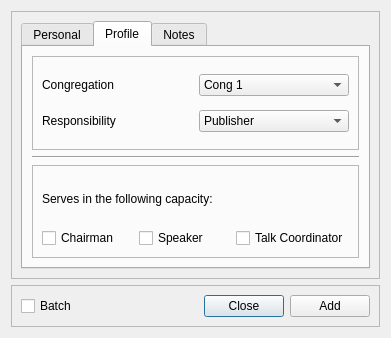
First picture: the form in pyTalkManager/gui/AddBrotherWindow.ui, repository JoelMon/pyTalkManager, before the edit.
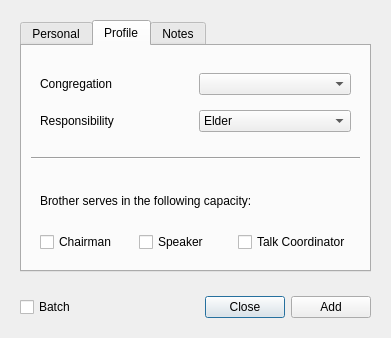
Second picture: the form after the edit. The open tabs and pages were chosen to show the change.

Patch:
```diff
--- a/pyTalkManager/gui/AddBrotherWindow.ui
+++ b/pyTalkManager/gui/AddBrotherWindow.ui
@@ -17,10 +17,10 @@
    <item row="0" column="0">
     <widget class="QFrame" name="frame_7">
      <property name="frameShape">
-      <enum>QFrame::StyledPanel</enum>
+      <enum>QFrame::NoFrame</enum>
      </property>
      <property name="frameShadow">
-      <enum>QFrame::Raised</enum>
+      <enum>QFrame::Plain</enum>
      </property>
      <layout class="QVBoxLayout" name="verticalLayout">
       <item>
@@ -136,10 +136,10 @@
           <item row="0" column="0">
            <widget class="QFrame" name="frame_4">
             <property name="frameShape">
-             <enum>QFrame::StyledPanel</enum>
+             <enum>QFrame::NoFrame</enum>
             </property>
             <property name="frameShadow">
-             <enum>QFrame::Raised</enum>
+             <enum>QFrame::Plain</enum>
             </property>
             <layout class="QGridLayout" name="gridLayout_8">
              <item row="0" column="0">
@@ -150,23 +150,7 @@
               </widget>
              </item>
              <item row="0" column="1">
-              <widget class="QComboBox" name="combo_congregation">
-               <item>
-                <property name="text">
-                 <string>Cong 1</string>
-                </property>
-               </item>
-               <item>
-                <property name="text">
-                 <string>Cong 2</string>
-                </property>
-               </item>
-               <item>
-                <property name="text">
-                 <string>Cong 3</string>
-                </property>
-               </item>
-              </widget>
+              <widget class="QComboBox" name="combo_congregation"/>
              </item>
              <item row="1" column="0">
               <widget class="QLabel" name="label_7">
@@ -177,16 +161,6 @@
              </item>
              <item row="1" column="1">
               <widget class="QComboBox" name="combo_publisher">
-               <item>
-                <property name="text">
-                 <string>Publisher</string>
-                </property>
-               </item>
-               <item>
-                <property name="text">
-                 <string>Ministerial Servant</string>
-                </property>
-               </item>
                <item>
                 <property name="text">
                  <string>Elder</string>
@@ -207,16 +181,16 @@
           <item row="2" column="0">
            <widget class="QFrame" name="frame_5">
             <property name="frameShape">
-             <enum>QFrame::StyledPanel</enum>
+             <enum>QFrame::NoFrame</enum>
             </property>
             <property name="frameShadow">
-             <enum>QFrame::Raised</enum>
+             <enum>QFrame::Plain</enum>
             </property>
             <layout class="QGridLayout" name="gridLayout_9">
              <item row="0" column="0" colspan="3">
               <widget class="QLabel" name="label_8">
                <property name="text">
-                <string>Serves in the following capacity:</string>
+                <string>Brother serves in the following capacity:</string>
                </property>
                <property name="wordWrap">
                 <bool>true</bool>
@@ -279,10 +253,10 @@
    <item row="1" column="0">
     <widget class="QFrame" name="frame">
      <property name="frameShape">
-      <enum>QFrame::StyledPanel</enum>
+      <enum>QFrame::NoFrame</enum>
      </property>
      <property name="frameShadow">
-      <enum>QFrame::Raised</enum>
+      <enum>QFrame::Plain</enum>
      </property>
      <layout class="QHBoxLayout" name="horizontalLayout">
       <item>
```
Left out of the diff: 25 changed lines with no effect on the pictures.
